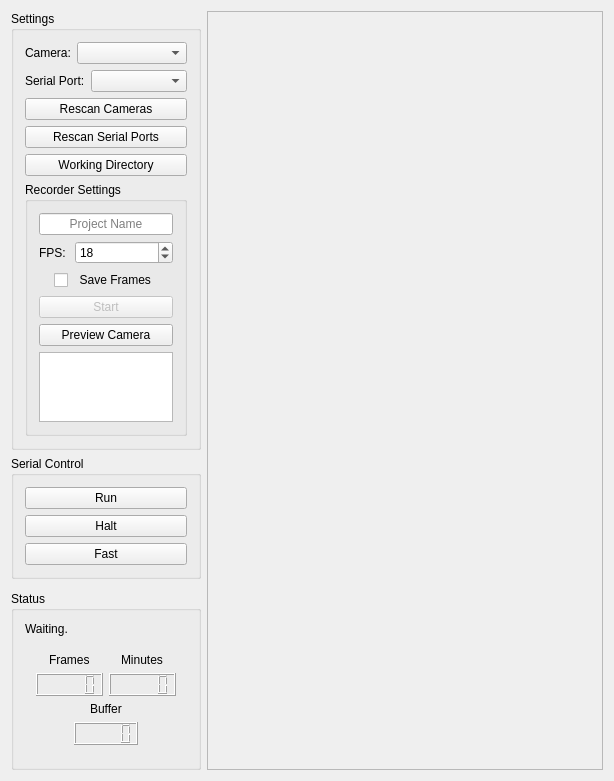
Old version of the form src/forms/mainwindow.ui in the repository vale981/Taevitas.
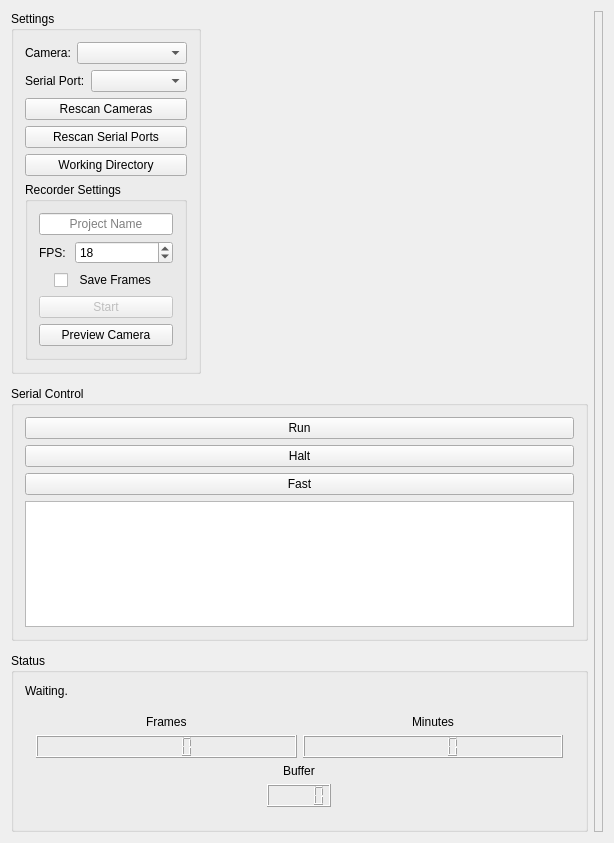
New version of the form.

Commit message: A first Try on Serial.

What changed in the file:
```diff
--- a/src/forms/mainwindow.ui
+++ b/src/forms/mainwindow.ui
@@ -7,7 +7,7 @@
     <x>0</x>
     <y>0</y>
     <width>614</width>
-    <height>767</height>
+    <height>843</height>
    </rect>
   </property>
   <property name="sizePolicy">
@@ -37,36 +37,6 @@
       </property>
      </spacer>
     </item>
-    <item row="1" column="0">
-     <widget class="QGroupBox" name="serialControl">
-      <property name="title">
-       <string>Serial Control</string>
-      </property>
-      <layout class="QVBoxLayout" name="verticalLayout_3">
-       <item>
-        <widget class="QPushButton" name="sRun">
-         <property name="text">
-          <string>Run</string>
-         </property>
-        </widget>
-       </item>
-       <item>
-        <widget class="QPushButton" name="sHalt">
-         <property name="text">
-          <string>Halt</string>
-         </property>
-        </widget>
-       </item>
-       <item>
-        <widget class="QPushButton" name="sFast">
-         <property name="text">
-          <string>Fast</string>
-         </property>
-        </widget>
-       </item>
-      </layout>
-     </widget>
-    </item>
     <item row="0" column="0">
      <widget class="QGroupBox" name="groupBox">
       <property name="sizePolicy">
@@ -253,20 +223,13 @@
             </property>
            </widget>
           </item>
-          <item>
-           <widget class="QPlainTextEdit" name="serialMon">
-            <property name="readOnly">
-             <bool>true</bool>
-            </property>
-           </widget>
-          </item>
          </layout>
         </widget>
        </item>
       </layout>
      </widget>
     </item>
-    <item row="3" column="0">
+    <item row="4" column="0">
      <widget class="QGroupBox" name="groupBox_2">
       <property name="title">
        <string>Status</string>
@@ -318,7 +281,7 @@
       </layout>
      </widget>
     </item>
-    <item row="0" column="2" rowspan="4">
+    <item row="0" column="2" rowspan="5">
      <widget class="QLabel" name="preview_widget">
       <property name="enabled">
        <bool>false</bool>
@@ -334,6 +297,43 @@
       </property>
      </widget>
     </item>
+    <item row="2" column="0">
+     <widget class="QGroupBox" name="serialControl">
+      <property name="title">
+       <string>Serial Control</string>
+      </property>
+      <layout class="QVBoxLayout" name="verticalLayout_3">
+       <item>
+        <widget class="QPushButton" name="sRun">
+         <property name="text">
+          <string>Run</string>
+         </property>
+        </widget>
+       </item>
+       <item>
+        <widget class="QPushButton" name="sHalt">
+         <property name="text">
+          <string>Halt</string>
+         </property>
+        </widget>
+       </item>
+       <item>
+        <widget class="QPushButton" name="sFast">
+         <property name="text">
+          <string>Fast</string>
+         </property>
+        </widget>
+       </item>
+       <item>
+        <widget class="QPlainTextEdit" name="serialMon">
+         <property name="readOnly">
+          <bool>true</bool>
+         </property>
+        </widget>
+       </item>
+      </layout>
+     </widget>
+    </item>
    </layout>
   </widget>
  </widget>
```
Left out of the diff: 2 changed lines with no effect on the pictures.
